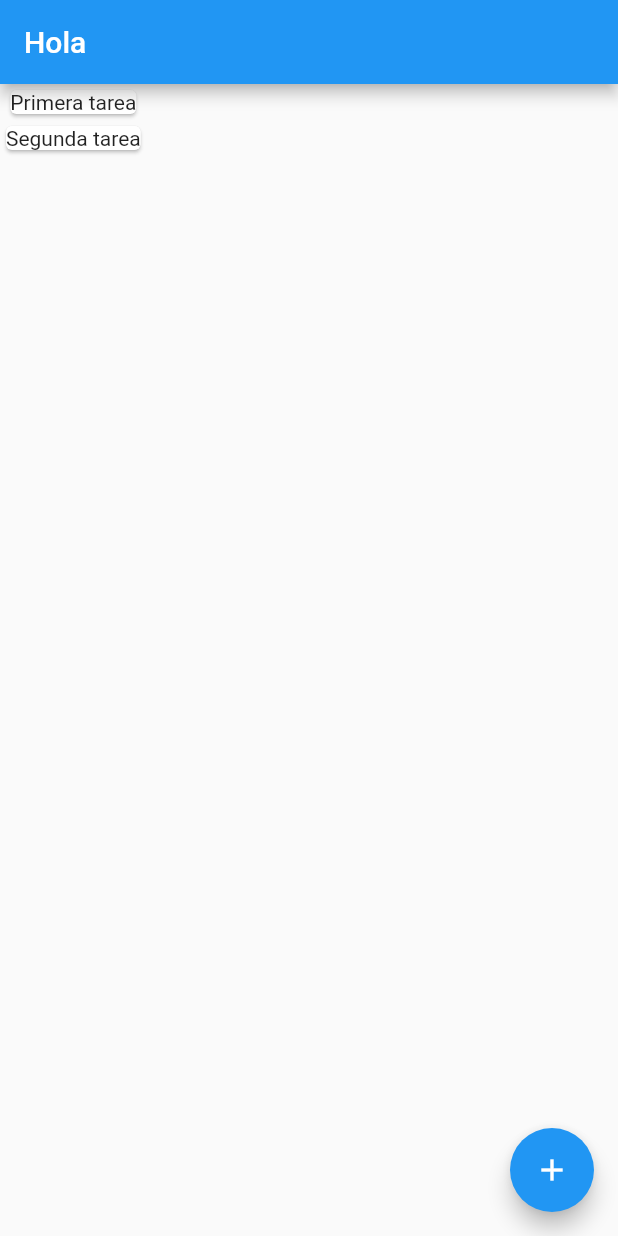
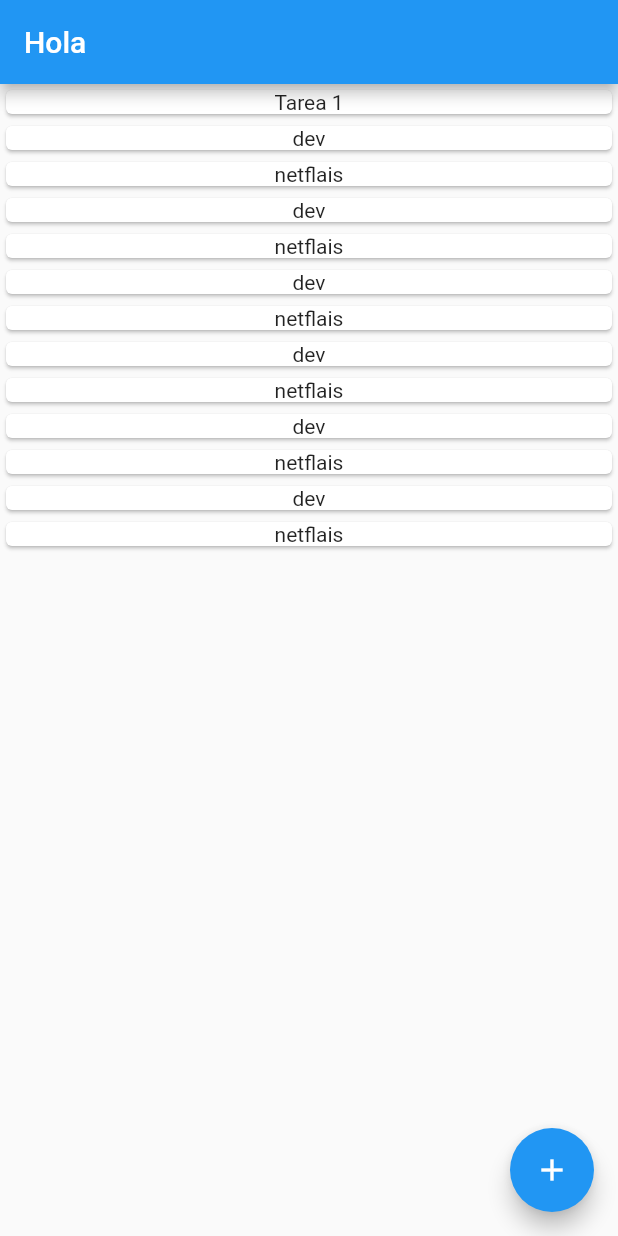
Before and after one commit to carlosdan8/ftr_app, a Flutter app: the screen it shows after launch, on a phone screen of 412 x 824 dp. Run offline on Flutter 3.47's test engine with Material 2 defaults, Android fonts, the phone set to English and light mode, and no system bars.

Commit message:
Fourth commit

```diff
--- a/lib/main.dart
+++ b/lib/main.dart
@@ -5,6 +5,21 @@ void main() {
 }
 
 class MyApp extends StatelessWidget {
+  List<String> tareas = [
+    'Tarea 1',
+    'dev',
+    'netflais',
+    'dev',
+    'netflais',
+    'dev',
+    'netflais',
+    'dev',
+    'netflais',
+    'dev',
+    'netflais',
+    'dev',
+    'netflais',
+  ];
   @override
   Widget build(BuildContext context) {
     return MaterialApp(
@@ -14,7 +29,7 @@ class MyApp extends StatelessWidget {
           title: Text('Hola'),
         ),
         body: Column(
-          children: <Tarea>[Tarea('Primera tarea'), Tarea('Segunda tarea')],
+          children: tareas.map((elem) => Tarea(elem)).toList(),
         ),
         floatingActionButton: FloatingActionButton(
             child: Icon(Icons.add),
@@ -34,7 +49,7 @@ class Tarea extends StatelessWidget {
 
   @override
   Widget build(BuildContext context) {
-    return Card(child: Text(tarea));
+    return Card(child: Center(child: Text(tarea)));
     throw UnimplementedError();
   }
 }
```
